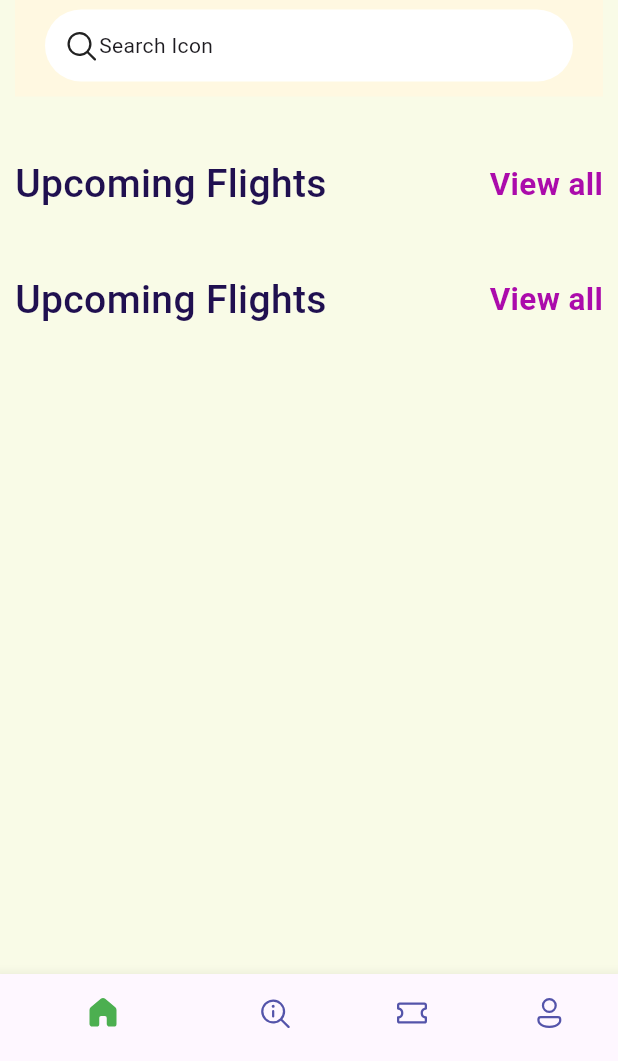
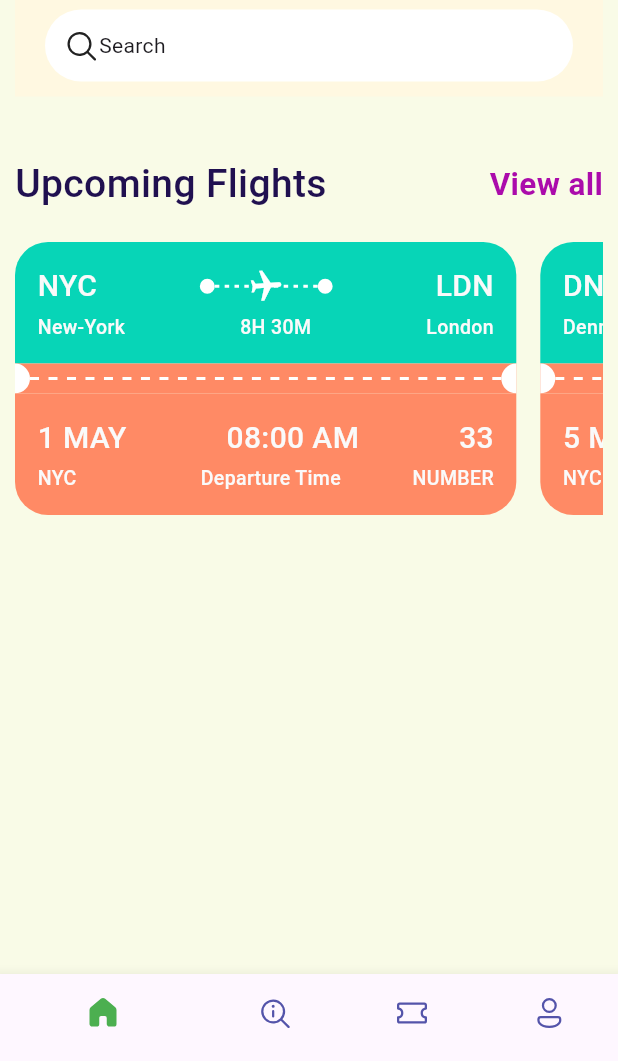
Before and after one commit to VEDANTDHAVAN/Flutter_Basics_app, a Flutter app: the screen it shows after launch, on a phone screen of 412 x 824 dp, the part 175-1236 px from its top. Run offline on Flutter 3.47's test engine with Material 3 defaults, Android fonts, the phone set to English and light mode, and no system bars; our stand-ins replace fluentui_icons.

Commit message:
Created Tickets UI both horizontal and Vertical Scroll Views.

```diff
--- a/lib/base/rest/styles/app_styles.dart
+++ b/lib/base/rest/styles/app_styles.dart
@@ -7,6 +7,8 @@ class AppStyles{
   static Color primaryColor = primary;
   static Color textColor = Color(0xFFab0bab);
   static Color headColor = Color(0xFF201050);
+  static Color ticketColor = Color(0xFF07D5B7);
+  static Color? ticketColor2 = Colors.deepOrange[300];
   static TextStyle headlineStyle1 = TextStyle(
     fontSize: 26, fontWeight: FontWeight.w500,
     color: headColor,
--- /dev/null
+++ b/lib/base/utils/app_json.dart
@@ -0,0 +1,86 @@
+List<Map<String, dynamic>> ticketList = [
+  {
+    'from': {
+      'code':'NYC',
+      'name':'New-York'
+    },
+    'to': {
+      'code':'LDN',
+      'name':'London'
+    },
+    'flying_time':'8H 30M',
+    'date':'1 MAY',
+    'departure_time':'08:00 AM',
+    'number':33
+  },
+  {
+    'from': {
+      'code':'DN',
+      'name':'Denmark'
+    },
+    'to': {
+      'code':'DU',
+      'name':'Dubai'
+    },
+    'flying_time':'10H 30M',
+    'date':'5 MAY',
+    'departure_time':'09:00 AM',
+    'number':30
+  },
+  {
+    'from': {
+      'code':'LA',
+      'name':'Los-Angeles'
+    },
+    'to': {
+      'code':'LDN',
+      'name':'London'
+    },
+    'flying_time':'5H 30M',
+    'date':'3 JUNE',
+    'departure_time':'10:00 AM',
+    'number':25
+  },
+  {
+    'from': {
+      'code':'ARG',
+      'name':'Argentina'
+    },
+    'to': {
+      'code':'BRA',
+      'name':'Brazil'
+    },
+    'flying_time':'4H 30M',
+    'date':'7 MAY',
+    'departure_time':'07:30 AM',
+    'number':03
+  },
+  {
+    'from': {
+      'code':'CHN',
+      'name':'China'
+    },
+    'to': {
+      'code':'CAN',
+      'name':'Canada'
+    },
+    'flying_time':'9H 30M',
+    'date':'10 MAY',
+    'departure_time':'08:00 PM',
+    'number':53
+  },
+  {
+    'from': {
+      'code':'FRA',
+      'name':'France'
+    },
+    'to': {
+      'code':'GRC',
+      'name':'Greece'
+    },
+    'flying_time':'6H 30M',
+    'date':'19 MAY',
+    'departure_time':'11:00 AM',
+    'number':39
+  },
+];
--- /dev/null
+++ b/lib/base/widgets/big_circle.dart
@@ -0,0 +1,27 @@
+import 'package:flutter/material.dart';
+
+class BigCircle extends StatelessWidget {
+
+  final bool isRight;
+  const BigCircle({super.key, required this.isRight});
+
+  @override
+  Widget build(BuildContext context) {
+    return SizedBox(
+      height: 20,
+      width: 10,
+      child: DecoratedBox(
+          decoration: BoxDecoration(
+              color: Colors.white,
+              borderRadius: isRight==true?BorderRadius.only(
+                  topRight: Radius.circular(10),
+                  bottomRight: Radius.circular(10)
+              ):BorderRadius.only(
+                  topLeft: Radius.circular(10),
+                  bottomLeft: Radius.circular(10)
+              )
+          )
+      ),
+    );
+  }
+}
--- /dev/null
+++ b/lib/base/widgets/big_dot.dart
@@ -0,0 +1,15 @@
+import 'package:flutter/material.dart';
+
+class BigDots extends StatelessWidget {
+  const BigDots({super.key});
+
+  @override
+  Widget build(BuildContext context) {
+    return Container(
+      decoration: BoxDecoration(
+        border: Border.all(width: 5,color: Colors.white),
+        borderRadius: BorderRadius.circular(10)
+      ),
+    );
+  }
+}
--- a/lib/base/widgets/double_text.dart
+++ b/lib/base/widgets/double_text.dart
@@ -1,6 +1,7 @@
 import 'package:flutter/cupertino.dart';
 import 'package:flutter/material.dart';
 import 'package:flutter_basics/base/rest/styles/app_styles.dart';
+import 'package:flutter_basics/screens/all_tickets.dart';
 
 class DoubleText extends StatelessWidget {
   const DoubleText(this.bigText, this.smallText);
@@ -13,7 +14,17 @@ class DoubleText extends StatelessWidget {
       mainAxisAlignment: MainAxisAlignment.spaceBetween,
       children: [
         Text(bigText, style: AppStyles.headlineStyle1,),
-        Text(smallText, style: AppStyles.headlineStyle2,)
+        InkWell(
+          onTap: (){
+            Navigator.push(
+              context,
+              MaterialPageRoute(
+                  builder: (BuildContext context) => AllTickets(),
+              )
+            );
+          },
+          child: Text(smallText, style: AppStyles.headlineStyle2,),
+        )
       ],
     );
   }
--- /dev/null
+++ b/lib/base/widgets/layout_builder.dart
@@ -0,0 +1,26 @@
+import 'package:flutter/cupertino.dart';
+import 'package:flutter/material.dart';
+
+class AppLayoutBuilder extends StatelessWidget {
+  final int randomDivider;
+  final double width;
+  const AppLayoutBuilder({super.key, required this.randomDivider, this.width=3});
+
+  @override
+  Widget build(BuildContext context) {
+    return LayoutBuilder(
+      builder: (BuildContext context, BoxConstraints constraints) {
+        print("Max width: ${(constraints.constrainWidth()/randomDivider).floor()}");
+
+        return Flex(
+          mainAxisAlignment: MainAxisAlignment.spaceBetween,
+          direction: Axis.horizontal,
+          children: List.generate((constraints.constrainWidth()/randomDivider).floor(), (index) =>SizedBox(
+            width: width, height: 2,
+            child: const DecoratedBox(decoration: BoxDecoration(color: Colors.white)),
+          )),
+        );
+      },
+    );
+  }
+}
--- /dev/null
+++ b/lib/base/widgets/ticket_head_text.dart
@@ -0,0 +1,17 @@
+import 'package:flutter/material.dart';
+
+import '../rest/styles/app_styles.dart';
+
+class TicketHeadText extends StatelessWidget {
+  final String text;
+  const TicketHeadText({super.key, required this.text});
+
+  @override
+  Widget build(BuildContext context) {
+    return Text(
+      text,
+      style: AppStyles.headlineStyle3.copyWith(color: Colors.grey[50],
+          fontSize: 20),
+    );
+  }
+}
--- /dev/null
+++ b/lib/base/widgets/ticket_text.dart
@@ -0,0 +1,17 @@
+import 'package:flutter/material.dart';
+
+import '../rest/styles/app_styles.dart';
+
+class TicketText extends StatelessWidget {
+  final String text;
+  const TicketText({super.key, required this.text});
+
+  @override
+  Widget build(BuildContext context) {
+    return Text(
+      text,
+      style: AppStyles.headlineStyle3.copyWith(color: Colors.grey[50],
+          fontSize: 13),
+    );
+  }
+}
--- /dev/null
+++ b/lib/base/widgets/ticket_view.dart
@@ -0,0 +1,115 @@
+import 'package:flutter/material.dart';
+import 'package:flutter_basics/base/rest/styles/app_styles.dart';
+import 'package:flutter_basics/base/widgets/big_circle.dart';
+import 'package:flutter_basics/base/widgets/big_dot.dart';
+import 'package:flutter_basics/base/widgets/layout_builder.dart';
+import 'package:flutter_basics/base/widgets/ticket_head_text.dart';
+import 'package:flutter_basics/base/widgets/ticket_text.dart';
+
+class TicketView extends StatelessWidget {
+
+  final bool wholeScreen;
+  final Map<String, dynamic> ticket;
+  const TicketView({super.key, required this.ticket, this.wholeScreen=false});
+
+  @override
+  Widget build(BuildContext context) {
+    final size = MediaQuery.of(context).size;
+    return SizedBox(
+      width: size.width*0.85,
+      height: 188,
+      child: Container(
+        margin: EdgeInsets.only(right: wholeScreen==true?0:16),
+
+        child: Column(
+          children: [
+            //upper part of ticket
+            Container(
+              padding: EdgeInsets.all(15),
+              child: Column(
+                children: [
+                  Row(
+                    children: [
+                      TicketHeadText(text: ticket["from"]["code"],),
+                      Expanded(child: Container()),
+                      BigDots(),
+                      Expanded(child: Stack(children: [
+                        SizedBox(
+                          height: 25,
+                          child: AppLayoutBuilder(randomDivider: 6,),
+                        ),
+                        Center(child: Transform.rotate(angle: 1.5,
+                          child: Icon(Icons.local_airport_outlined, color: Colors.white,),
+                        ),)
+                      ],)),
+                      BigDots(),
+                      Expanded(child: Container()),
+                      TicketHeadText(text: ticket["to"]["code"],),
+                    ],
+                  ),
+                  SizedBox(height: 3,),
+                  Row(
+                    children: [
+                      TicketText(text: ticket["from"]["name"],),
+                      Expanded(child: Container()),
+                      TicketText(text: ticket["flying_time"]),
+                      Expanded(child: Container()),
+                      TicketText(text: ticket["to"]["name"],),
+                    ],
+                  )
+                ],
+              ),
+              decoration: BoxDecoration(
+                  color: AppStyles.ticketColor,
+                  borderRadius: BorderRadius.only(topLeft: Radius.circular(22), topRight: Radius.circular(22))
+              ),
+            ),
+            //central border
+            Container(
+              height: 20, color: AppStyles.ticketColor2,
+              child: Row(
+                children: [
+                  BigCircle(isRight: true,),
+                  Expanded(child: AppLayoutBuilder(randomDivider: 12, width: 6,)),
+                  BigCircle(isRight: false,),
+                ],
+              ),
+            ),
+            //lower part of ticket
+            Container(
+              padding: EdgeInsets.all(15),
+              child: Column(
+                children: [
+                  Row(
+                    mainAxisAlignment: MainAxisAlignment.spaceEvenly,
+                    children: [
+                      TicketHeadText(text: ticket["date"],),
+                      Expanded(child: Container()),
+                      TicketHeadText(text: ticket["departure_time"]),
+                      Expanded(child: Container()),
+                      TicketHeadText(text: ticket["number"].toString(),),
+                    ],
+                  ),
+                  SizedBox(height: 3,),
+                  Row(
+                    children: [
+                      const TicketText(text: "NYC"),
+                      Expanded(child: Container()),
+                      const TicketText(text: "          Departure Time"),
+                      Expanded(child: Container()),
+                      const TicketText(text: "NUMBER"),
+                    ],
+                  )
+                ],
+              ),
+              decoration: BoxDecoration(
+                  color: Colors.deepOrange[300],
+                  borderRadius: BorderRadius.only(bottomLeft: Radius.circular(22), bottomRight: Radius.circular(22))
+              ),
+            ),
+          ],
+        ),
+      ),
+    );
+  }
+}
--- /dev/null
+++ b/lib/screens/all_tickets.dart
@@ -0,0 +1,33 @@
+import 'package:flutter/cupertino.dart';
+import 'package:flutter/material.dart';
+import 'package:flutter_basics/base/utils/app_json.dart';
+import 'package:flutter_basics/base/widgets/ticket_view.dart';
+
+class AllTickets extends StatelessWidget {
+  const AllTickets({super.key});
+
+  @override
+  Widget build(BuildContext context) {
+    return Scaffold(
+      appBar: AppBar(
+        title: Text("All Tickets"),
+        backgroundColor: Colors.yellow[200],
+      ),
+      backgroundColor: Colors.amber[50],
+      body: ListView(
+        children: [
+          SingleChildScrollView(
+            padding: EdgeInsets.only(top: 10, bottom: 10),
+            scrollDirection: Axis.vertical,
+            child: Column(
+              children: ticketList.map((singleTicket) => Container(
+                margin: EdgeInsets.only(bottom: 10),
+                child: TicketView(ticket: singleTicket, wholeScreen: true,),
+              )).toList(),
+            ),
+          ),
+        ],
+      ),
+    );
+  }
+}
--- a/lib/screens/home_screen.dart
+++ b/lib/screens/home_screen.dart
@@ -4,6 +4,8 @@ import 'package:flutter/material.dart';
 import 'package:flutter_basics/base/rest/media.dart';
 import 'package:flutter_basics/base/rest/styles/app_styles.dart';
 import 'package:flutter_basics/base/widgets/double_text.dart';
+import 'package:flutter_basics/base/widgets/ticket_view.dart';
+import 'package:flutter_basics/base/utils/app_json.dart';
 
 class HomeScreen extends StatelessWidget {
   const HomeScreen({super.key});
@@ -58,7 +60,7 @@ class HomeScreen extends StatelessWidget {
                   child: const Row(
                       children: [
                         Icon(FluentSystemIcons.ic_fluent_search_regular),
-                        Text("Search Icon"),
+                        Text("Search"),
                       ]
                   ),
                 )
@@ -67,8 +69,13 @@ class HomeScreen extends StatelessWidget {
           ),
           const SizedBox(height: 40,),
           DoubleText('Upcoming Flights', 'View all'),
-          const SizedBox(height: 40,),
-          DoubleText('Upcoming Flights', 'View all'),
+          const SizedBox(height: 20,),
+          SingleChildScrollView(
+            scrollDirection: Axis.horizontal,
+            child: Row(
+              children: ticketList.map((singleTicket) => TicketView(ticket: singleTicket,)).toList(),
+            ),
+          )
         ],
       ),
     );
```
